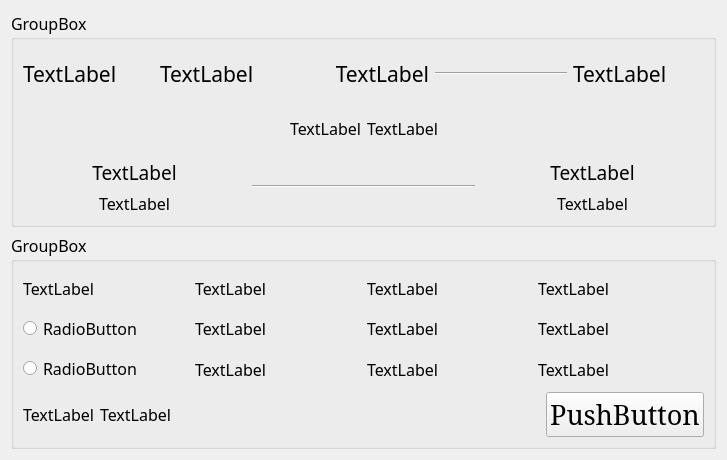
Qt form ticket_purchase.ui (Aloereed/Flightman_Client_DATA130039) before a commit.
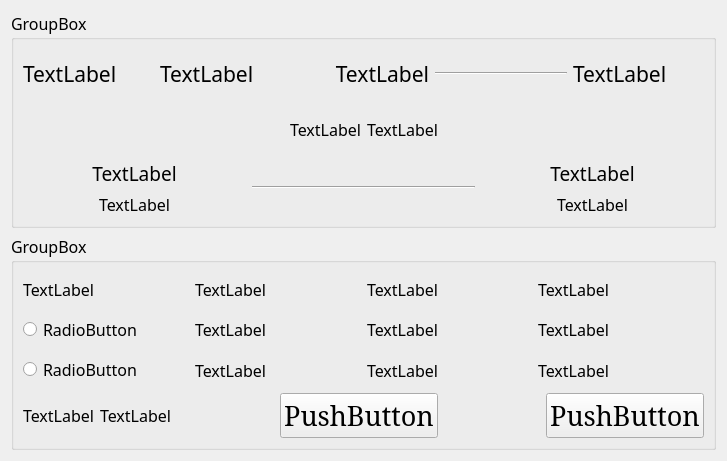
The same form after that commit.

Commit message: 实现了购票:Purchase部分内容，搭建了部分代码框架.

Patch:
```diff
--- a/ticket_purchase.ui
+++ b/ticket_purchase.ui
@@ -7,7 +7,7 @@
     <x>0</x>
     <y>0</y>
     <width>727</width>
-    <height>460</height>
+    <height>461</height>
    </rect>
   </property>
   <property name="font">
@@ -462,6 +462,32 @@
             </property>
            </spacer>
           </item>
+          <item>
+           <widget class="QPushButton" name="pushButton_Refresh">
+            <property name="font">
+             <font>
+              <family>Constantia</family>
+              <pointsize>20</pointsize>
+             </font>
+            </property>
+            <property name="text">
+             <string>PushButton</string>
+            </property>
+           </widget>
+          </item>
+          <item>
+           <spacer name="horizontalSpacer">
+            <property name="orientation">
+             <enum>Qt::Horizontal</enum>
+            </property>
+            <property name="sizeHint" stdset="0">
+             <size>
+              <width>40</width>
+              <height>20</height>
+             </size>
+            </property>
+           </spacer>
+          </item>
           <item>
            <widget class="QPushButton" name="pushButton">
             <property name="font">
```
The commit also changes 5 other files.
